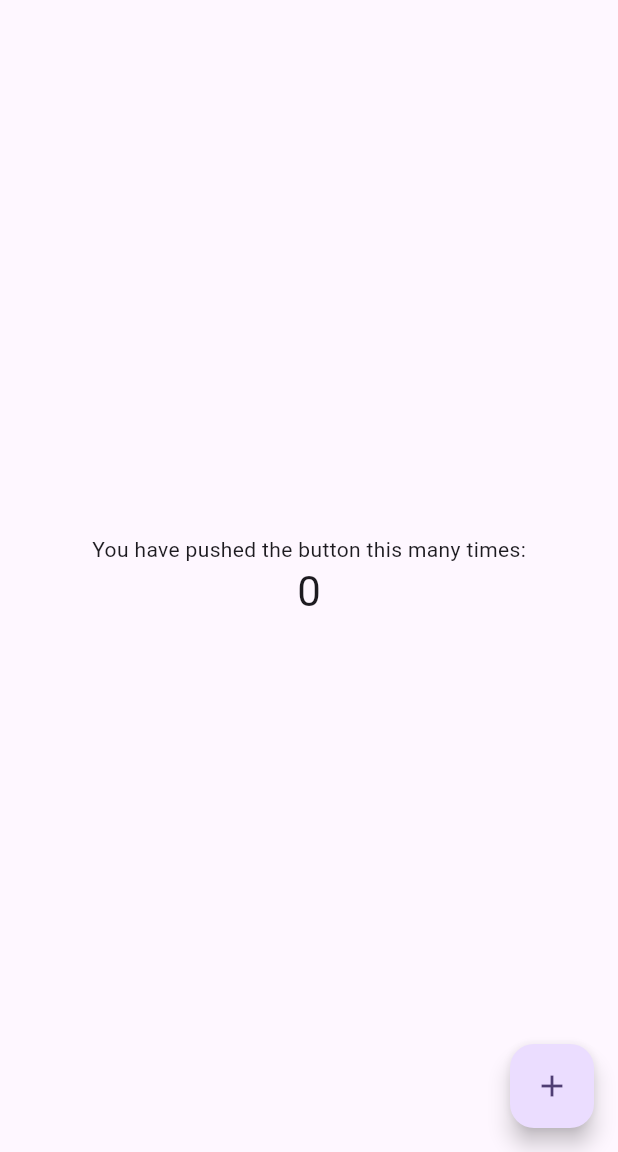
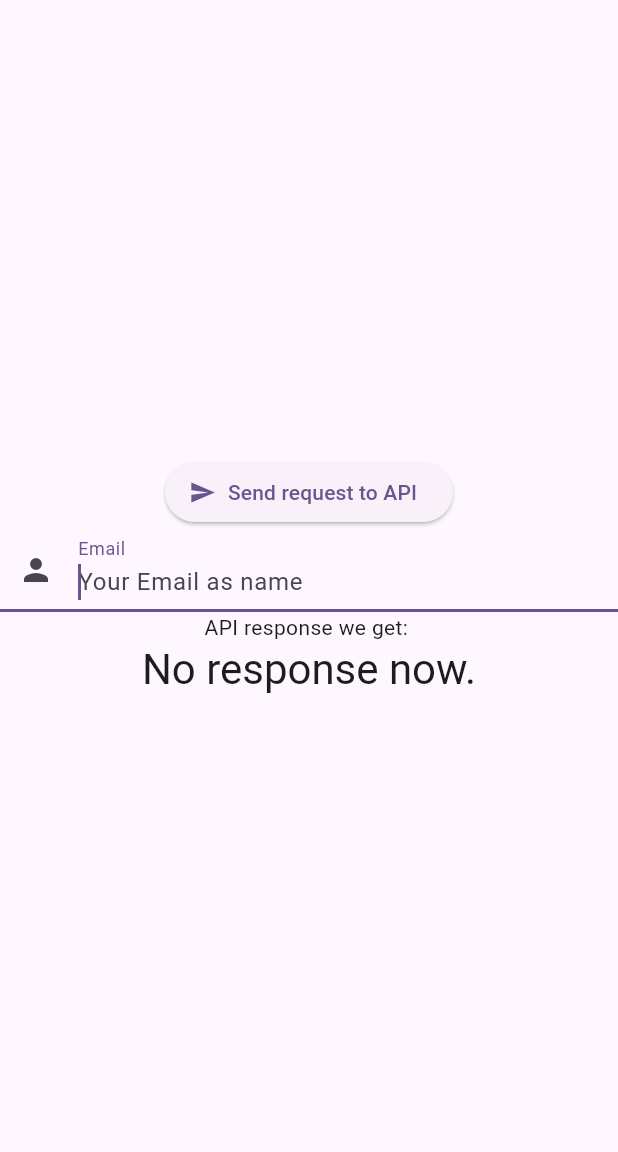
Before and after one commit to jhfnetboy/my_flutter, a Flutter app: the screen it shows after launch, on a phone screen of 412 x 824 dp, the part 84-1236 px from its top. Run offline on Flutter 3.47's test engine with Material 3 defaults, Android fonts, the phone set to English and light mode, and no system bars; missing offline and left inert: flutter_webview_plugin.

Commit message:
add components

```diff
--- a/lib/main.dart
+++ b/lib/main.dart
@@ -55,16 +55,28 @@ class MyHomePage extends StatefulWidget {
 }
 
 class _MyHomePageState extends State<MyHomePage> {
-  int _counter = 0;
+  // final int _counter = 0;
+  String _response = "No response now.";
 
-  void _incrementCounter() {
+  // void _incrementCounter() {
+  //   setState(() {
+  //     // This call to setState tells the Flutter framework that something has
+  //     // changed in this State, which causes it to rerun the build method below
+  //     // so that the display can reflect the updated values. If we changed
+  //     // _counter without calling setState(), then the build method would not be
+  //     // called again, and so nothing would appear to happen.
+  //     _counter++;
+  //   });
+  // }
+
+  void _sendRequest() {
     setState(() {
       // This call to setState tells the Flutter framework that something has
       // changed in this State, which causes it to rerun the build method below
       // so that the display can reflect the updated values. If we changed
       // _counter without calling setState(), then the build method would not be
       // called again, and so nothing would appear to happen.
-      _counter++;
+      _response = "888";
     });
   }
 
@@ -105,21 +117,38 @@ class _MyHomePageState extends State<MyHomePage> {
           // wireframe for each widget.
           mainAxisAlignment: MainAxisAlignment.center,
           children: <Widget>[
-            const Text(
-              'You have pushed the button this many times:',
+            ElevatedButton.icon(
+              onPressed: _sendRequest,
+              icon: const Icon(Icons.send),
+              label: const Text("Send request to API"),
             ),
+            const TextField(
+              autofocus: true,
+              decoration: InputDecoration(
+                  labelText: "Email",
+                  hintText: "Your Email as name",
+                  prefixIcon: Icon(Icons.person)),
+            ),
+            // const Text(
+            //   'You have pushed the button this many times:',
+            // ),
+            // Text(
+            //   '$_counter',
+            //   style: Theme.of(context).textTheme.headlineMedium,
+            // ),
+            const Text("API response we get: "),
             Text(
-              '$_counter',
+              _response,
               style: Theme.of(context).textTheme.headlineMedium,
             ),
           ],
         ),
       ),
-      floatingActionButton: FloatingActionButton(
-        onPressed: _incrementCounter,
-        tooltip: 'Increment',
-        child: const Icon(Icons.add),
-      ), // This trailing comma makes auto-formatting nicer for build methods.
+      // floatingActionButton: FloatingActionButton(
+      //   onPressed: _incrementCounter,
+      //   tooltip: 'Increment',
+      //   child: const Icon(Icons.add),
+      // ), // This trailing comma makes auto-formatting nicer for build methods.
     );
   }
 }
--- a/lib/router.dart
+++ b/lib/router.dart
@@ -29,11 +29,11 @@ class Router {
       // 打开网页
       Navigator.push(context, MaterialPageRoute(builder: (context) {
         // jason edit, maybe wrong
-        var my_flutter;
+        var myFlutter;
         return CommonWebViewPage(
           url: url,
           // key: null,
-          key: my_flutter,
+          key: myFlutter,
         ); // 请注意，打开这部分注释，需要在 pubspec.yaml 中增加 flutter_webview_plugin 库的依赖，不然会报错，同时打开上面 import 的注释即可使用，具体请查看 pages/common/web_view_page.dart 文件
       }));
       return notEntrancePageIndex;
```
